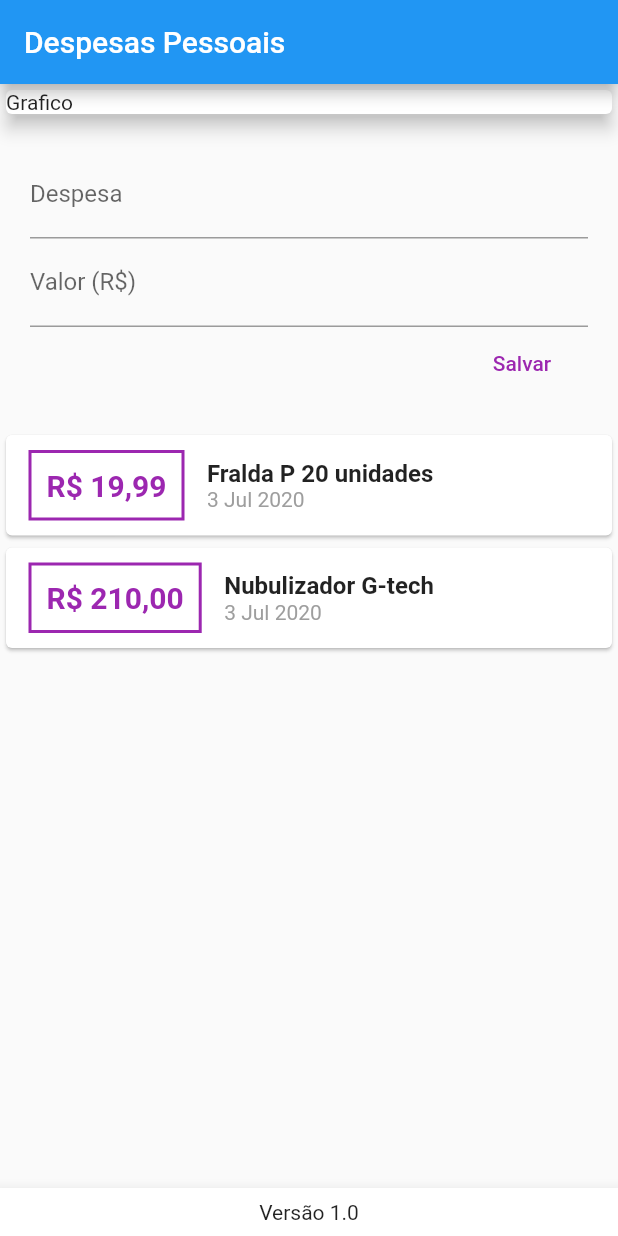
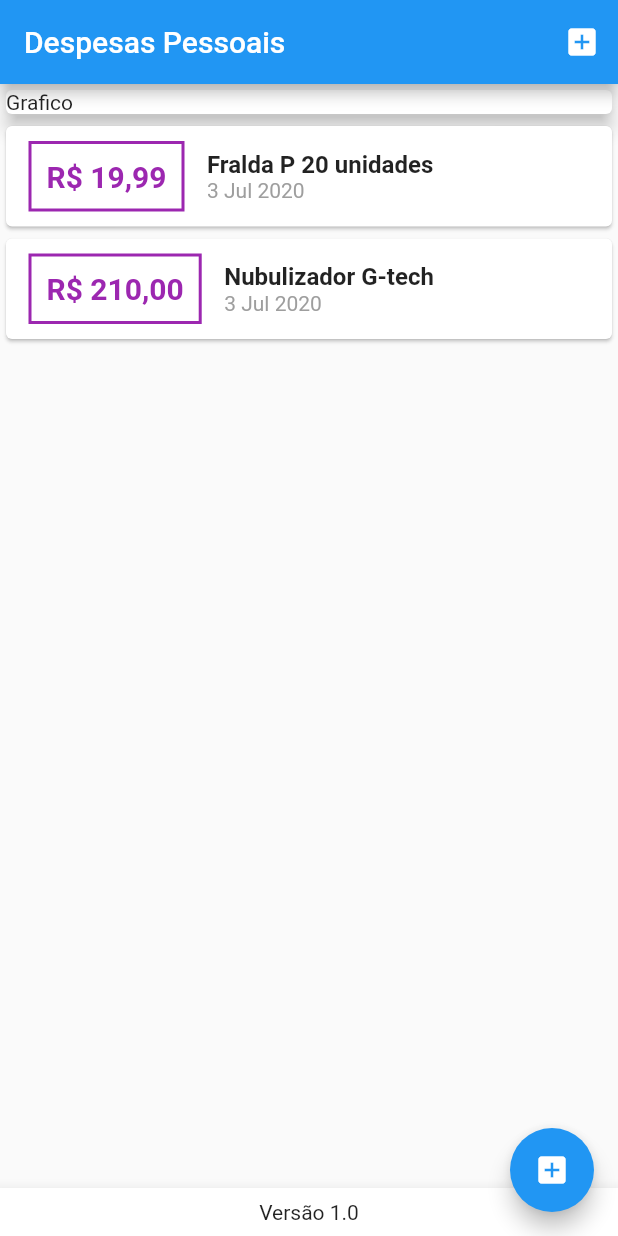
Before and after one commit to DaniloLM/despesas_pessoais, a Flutter app: the screen it shows after launch, on a phone screen of 412 x 824 dp. Run offline on Flutter 3.47's test engine with Material 2 defaults, Android fonts, the phone set to English and light mode, and no system bars.

```diff
--- a/lib/components/transaction_user.dart
+++ /dev/null
@@ -1,51 +0,0 @@
-import 'dart:math';
-
-import 'package:despesas_pessoais/components/transaction_form.dart';
-import 'package:despesas_pessoais/components/transaction_list.dart';
-import 'package:despesas_pessoais/model/transaction.dart';
-import 'package:flutter/material.dart';
-
-class TransactionUser extends StatefulWidget {
-  @override
-  _TransactionUserState createState() => _TransactionUserState();
-}
-
-class _TransactionUserState extends State<TransactionUser> {
-  final _transaction = [
-    Transaction(
-      id: 't1',
-      title: 'Fralda P 20 unidades',
-      value: 19.99,
-      date: DateTime.now(),
-    ),
-    Transaction(
-      id: 't2',
-      title: 'Nubulizador G-tech',
-      value: 210.00,
-      date: DateTime.now(),
-    ),
-  ];
-
-  _addTransaction(String title, double value) {
-    final newTransaction = Transaction(
-      id: Random().nextDouble().toString(),
-      title: title,
-      value: value,
-      date: DateTime.now(),
-    );
-
-    setState(() {
-      _transaction.add(newTransaction);
-    });
-  }
-
-  @override
-  Widget build(BuildContext context) {
-    return Column(
-      children: <Widget>[
-        TransactionForm(_addTransaction),
-        TransactionList(_transaction),
-      ],
-    );
-  }
-}
--- a/lib/pages/homePage.dart
+++ b/lib/pages/homePage.dart
@@ -1,12 +1,65 @@
-import 'package:despesas_pessoais/components/transaction_user.dart';
 import 'package:flutter/material.dart';
+import 'dart:math';
+import 'package:despesas_pessoais/model/transaction.dart';
+import 'package:despesas_pessoais/components/transaction_form.dart';
+import 'package:despesas_pessoais/components/transaction_list.dart';
 
-class HomePage extends StatelessWidget {
+class HomePage extends StatefulWidget {
+  @override
+  _HomePageState createState() => _HomePageState();
+}
+
+class _HomePageState extends State<HomePage> {
+  final _transaction = [
+    Transaction(
+      id: 't1',
+      title: 'Fralda P 20 unidades',
+      value: 19.99,
+      date: DateTime.now(),
+    ),
+    Transaction(
+      id: 't2',
+      title: 'Nubulizador G-tech',
+      value: 210.00,
+      date: DateTime.now(),
+    ),
+  ];
+
+  _openTransactionFormModal(BuildContext context) {
+    showModalBottomSheet(
+      context: context,
+      builder: (_) {
+        return TransactionForm(_addTransaction);
+      },
+    );
+  }
+
+  _addTransaction(String title, double value) {
+    final newTransaction = Transaction(
+      id: Random().nextDouble().toString(),
+      title: title,
+      value: value,
+      date: DateTime.now(),
+    );
+
+    setState(() {
+      _transaction.add(newTransaction);
+    });
+
+    Navigator.of(context).pop();
+  }
+
   @override
   Widget build(BuildContext context) {
     return Scaffold(
       appBar: AppBar(
         title: Text('Despesas Pessoais'),
+        actions: <Widget>[
+          IconButton(
+            icon: Icon(Icons.add_box),
+            onPressed: () => _openTransactionFormModal(context),
+          ),
+        ],
       ),
       body: SingleChildScrollView(
         child: Column(
@@ -19,9 +72,13 @@ class HomePage extends StatelessWidget {
                 elevation: 5,
               ),
             ),
-            TransactionUser(),
+            TransactionList(_transaction),
           ],
         ),
+      ),
+      floatingActionButton: FloatingActionButton(
+        child: Icon(Icons.add_box),
+        onPressed: () => _openTransactionFormModal(context),
       ),
       bottomSheet: BottomAppBar(
         color: Colors.white,
```
Also changed, not shown: lib/components/transaction_form.dart (+11 -4 lines).
